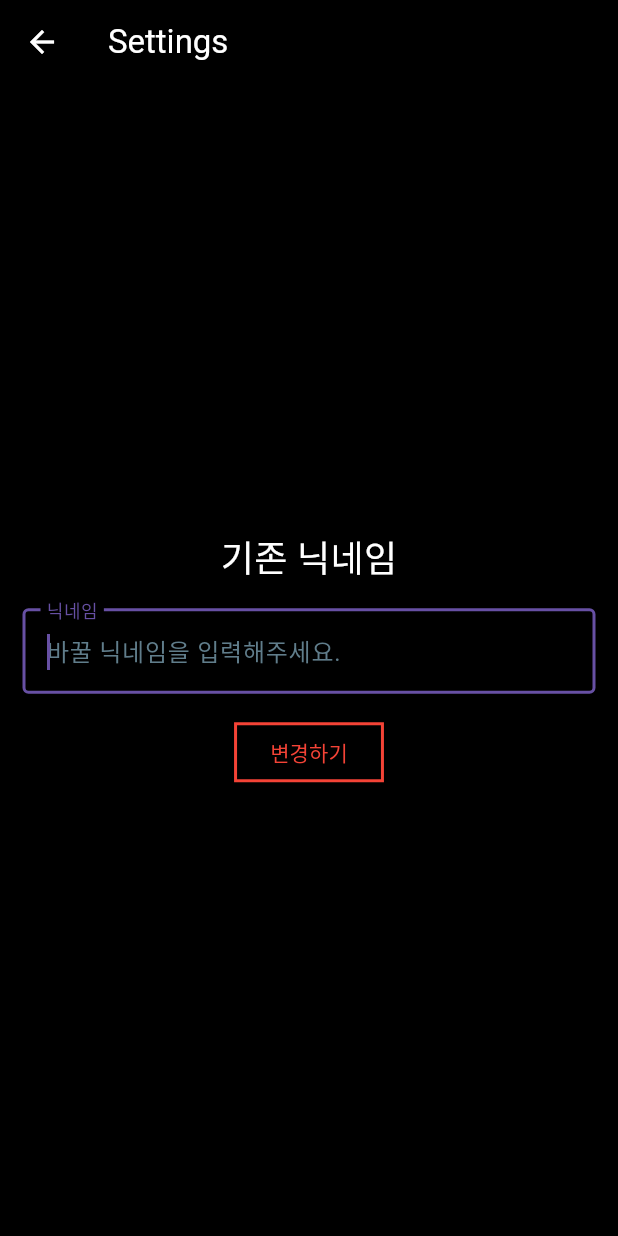
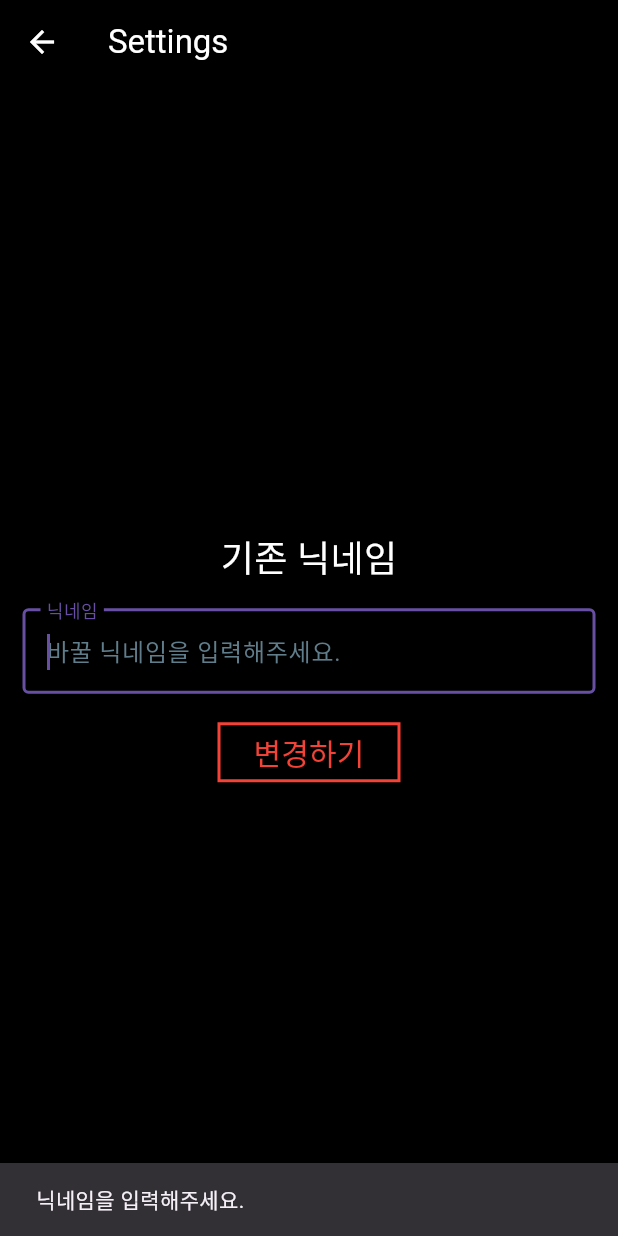
Before and after one commit to ranchat-kr/ranchat_flutter, a Flutter app: the Settingscreen screen opened directly with empty values, after a tap on "변경하기", on a phone screen of 412 x 824 dp. Run offline on Flutter 3.47's test engine with Material 3 defaults, Android fonts, the phone set to English and light mode, and no system bars; our stand-ins replace fluttertoast; missing offline and left inert: stomp_dart_client; Roboto replaces fonts that are missing (DungGeunMo).

Commit message:
(fix) 닉네임 변경 오류 수정

```diff
--- a/lib/View/SettingScreen.dart
+++ b/lib/View/SettingScreen.dart
@@ -1,3 +1,5 @@
+import 'dart:ffi';
+
 import 'package:flutter/material.dart';
 import 'package:flutter/widgets.dart';
 import 'package:ranchat_flutter/ViewModel/ConnectingService.dart';
@@ -21,8 +23,7 @@ class _SettingscreenState extends State<Settingscreen> {
     _connectingservice = widget.connectingservice;
   }
 
-  void _showReQuestionDialog() {
-    var nickName = _nicknameController.text;
+  void _showReQuestionDialog(String nickName) {
     showDialog(
       context: context,
       builder: (BuildContext context) {
@@ -44,7 +45,64 @@ class _SettingscreenState extends State<Settingscreen> {
             )
           ],
         );
-        });
+      },
+    );
+  }
+
+  bool _isValidNickName(String nickName) {
+    final List<String> forbiddenWords = [
+      'admin',
+      'administrator',
+      'sex',
+      '섹스',
+    ];
+    RegExp specialCharRegex = RegExp(r'[!@#<>?":_`~;[\]\\|=+)(*&^%0-9-]');
+
+    if (nickName.isEmpty) {
+      ScaffoldMessenger.of(context).showSnackBar(
+        const SnackBar(
+          content: Text('닉네임을 입력해주세요.'),
+          duration: Duration(seconds: 1),
+        ),
+      );
+      return false;
+    } else if (nickName.length < 2 || nickName.length > 10) {
+      ScaffoldMessenger.of(context).showSnackBar(
+        const SnackBar(
+          content: Text('닉네임은 2자 이상 10자 이하로 입력해주세요.'),
+          duration: Duration(seconds: 1),
+        ),
+      );
+      return false;
+    } else if (nickName.contains(' ')) {
+      ScaffoldMessenger.of(context).showSnackBar(
+        const SnackBar(
+          content: Text('닉네임에 공백이 포함되어 있습니다.'),
+          duration: Duration(seconds: 1),
+        ),
+      );
+      return false;
+    } else if (specialCharRegex.hasMatch(nickName)) {
+      ScaffoldMessenger.of(context).showSnackBar(
+        const SnackBar(
+          content: Text('닉네임에 특수문자가 포함되어 있습니다.'),
+          duration: Duration(seconds: 1),
+        ),
+      );
+      return false;
+    }
+    for (var word in forbiddenWords) {
+      if (nickName.contains(word)) {
+        ScaffoldMessenger.of(context).showSnackBar(
+          const SnackBar(
+            content: Text('금지된 단어가 포함되어 있습니다.'),
+            duration: Duration(seconds: 1),
+          ),
+        );
+        return false;
+      }
+    }
+    return true;
   }
 
   @override
@@ -84,15 +142,15 @@ class _SettingscreenState extends State<Settingscreen> {
               ),
               ElevatedButton(
                 onPressed: () {
-                  final message = _nicknameController.text.trim();
-                  if (message.isNotEmpty) {
+                  final nickName = _nicknameController.text.trim();
+                  if (_isValidNickName(nickName) && nickName.isNotEmpty) {
                     setState(() {
                       // _messages.add(Message(
                       //     message: message,
                       //     color: isMe ? Colors.yellow : Colors.white));
                       _nicknameController.clear();
                     });
-                    _showReQuestionDialog();
+                    _showReQuestionDialog(nickName);
                   }
                   FocusScope.of(context).requestFocus(_focusNode);
                 },
@@ -103,7 +161,7 @@ class _SettingscreenState extends State<Settingscreen> {
                       borderRadius: BorderRadius.circular(0.0),
                       side: const BorderSide(color: Colors.red, width: 2.0)),
                 ),
-                child: const Text('변경하기'),
+                child: const Text('변경하기', style: TextStyle(fontSize: 20)),
               ),
             ],
           ),
--- a/lib/ViewModel/ConnectingService.dart
+++ b/lib/ViewModel/ConnectingService.dart
@@ -265,9 +265,10 @@ class Connectingservice {
       headers: <String, String>{
         'Content-Type': 'application/json; charset=UTF-8',
       },
-      body: jsonEncode({"name": name}),
+      body: jsonEncode({'name': name}),
     );
-    print('response: ${response.body}');
+    final responseData = jsonDecode(utf8.decode(response.bodyBytes));
+    print('response: $responseData');
     if (response.statusCode == 200) {
       print('updateUserName : $response');
     } else {
```
Lines whose indentation alone changed are shown as unchanged.
